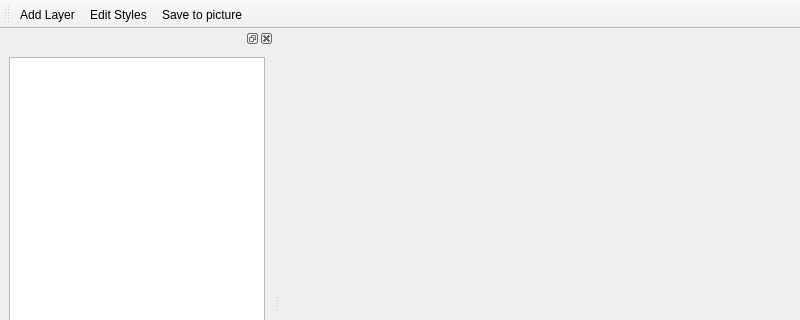
Qt form viewer_mapnik/src/guimapnikviewer.ui (iut-ibk/DynaMind-Gui) before a commit; both pictures show x 0 to 800 and y 0 to 320 of the 800 by 600 pixel window.
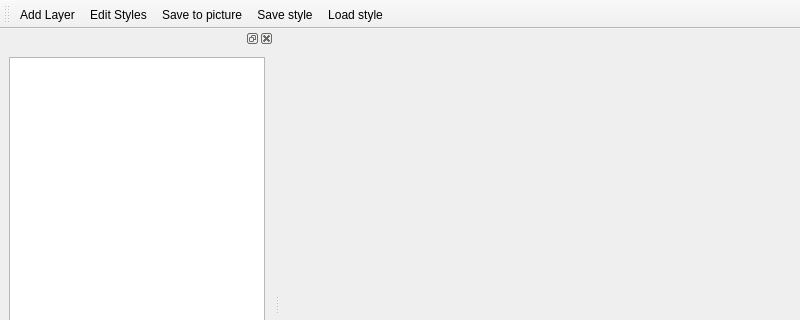
The same form after that commit. Custom widgets are drawn as their Qt base class.

Commit message: save and load styles

```diff
--- a/viewer_mapnik/src/guimapnikviewer.ui
+++ b/viewer_mapnik/src/guimapnikviewer.ui
@@ -51,6 +51,8 @@
    <addaction name="actionAdd_Layer"/>
    <addaction name="actionEdit_Styles"/>
    <addaction name="actionSave_to_picture"/>
+   <addaction name="actionSaveStyle"/>
+   <addaction name="actionLoad_style"/>
   </widget>
   <widget class="QDockWidget" name="dockWidget">
    <property name="minimumSize">
@@ -112,6 +114,16 @@
     <string>Save to picture</string>
    </property>
   </action>
+  <action name="actionSaveStyle">
+   <property name="text">
+    <string>Save style</string>
+   </property>
+  </action>
+  <action name="actionLoad_style">
+   <property name="text">
+    <string>Load style</string>
+   </property>
+  </action>
  </widget>
  <customwidgets>
   <customwidget>
```
The commit also changes 9 other files.
